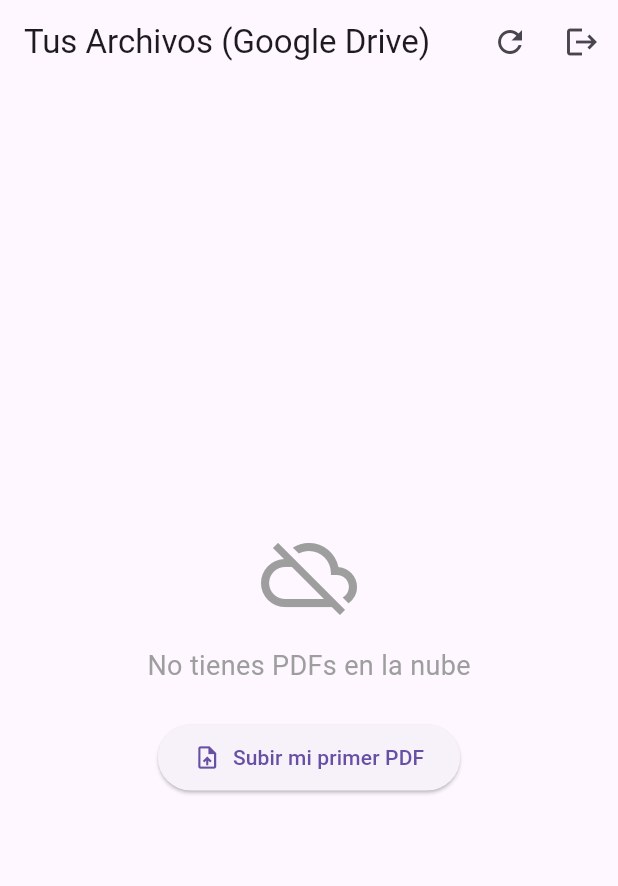
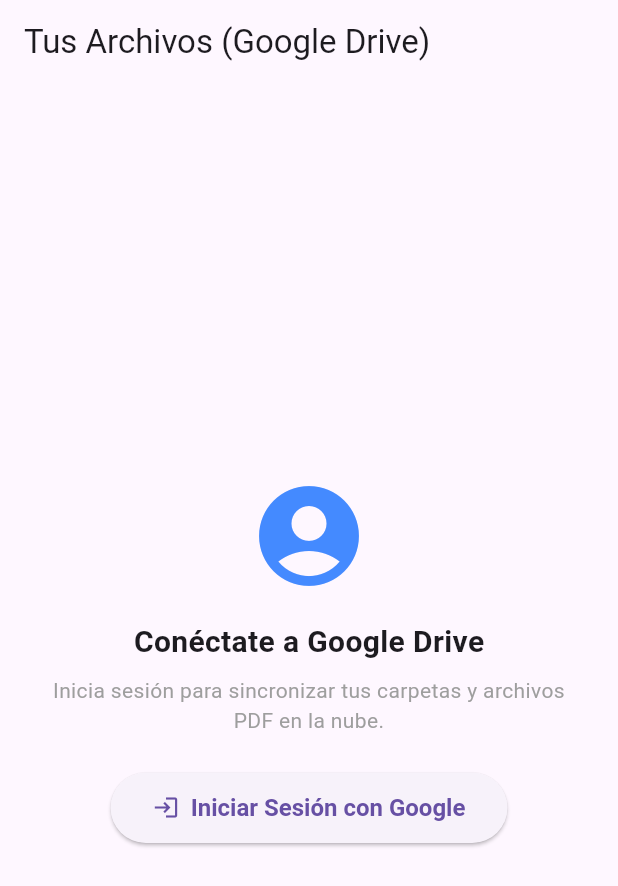
Before and after one commit to TpdeaX/pdf_annotator, a Flutter app: the screen it shows after launch, on a phone screen of 412 x 824 dp. Shown: the top 886 px of the screen. Run offline on Flutter 3.47's test engine with Material 3 defaults, Android fonts, the light colour scheme and no system bars; our stand-ins replace file_picker, flutter_dotenv, google_sign_in, isar, shared_preferences; missing offline and left inert: googleapis, pdfrx; accounts and stored records are empty; generated files the repository leaves out were written again.

Commit message:
Add silent sign in auto-session recovery and dedicated PDF Annotator Drive folder

```diff
--- a/lib/ui/home_page.dart
+++ b/lib/ui/home_page.dart
@@ -26,9 +26,9 @@
     _initDrive();
   }
 
-  Future<void> _initDrive() async {
+  Future<void> _initDrive({bool interactive = false}) async {
     setState(() => _isLoading = true);
-    final client = await _authService.getAuthenticatedClient();
+    final client = await _authService.getAuthenticatedClient(interactive: interactive);
     if (client != null) {
       _driveService = DriveService(client);
       await _loadFiles();
@@ -47,6 +47,11 @@
   }
 
   Future<void> _pickAndUploadFile() async {
+    if (_driveService == null) {
+      await _initDrive(interactive: true);
+    }
+    if (_driveService == null) return;
+
     FilePickerResult? result = await FilePicker.pickFiles(
       type: FileType.custom,
       allowedExtensions: ['pdf'],
@@ -54,11 +59,6 @@
     );
 
     if (result != null && result.files.single.bytes != null) {
-      if (_driveService == null) {
-        await _initDrive();
-      }
-      if (_driveService == null) return;
-
       setState(() => _isLoading = true);
 
       final fileBytes = result.files.single.bytes!;
@@ -107,37 +107,82 @@
 
   @override
   Widget build(BuildContext context) {
+    final user = _authService.currentUser;
+
     return Scaffold(
       appBar: AppBar(
         title: const Text('Tus Archivos (Google Drive)'),
         actions: [
+          if (_driveService != null)
             IconButton(
               icon: const Icon(Icons.refresh),
               onPressed: _loadFiles,
             ),
+          if (user != null)
             IconButton(
               icon: const Icon(Icons.logout),
+              tooltip: 'Cerrar Sesión',
               onPressed: () async {
                 await _authService.signOut();
                 setState(() {
                   _driveService = null;
                   _files = [];
                 });
-              _initDrive();
               },
             ),
         ],
       ),
       body: _isLoading
           ? const Center(child: CircularProgressIndicator())
+          : _driveService == null
+              ? Center(
+                  child: Column(
+                    mainAxisAlignment: MainAxisAlignment.center,
+                    children: [
+                      const Icon(Icons.account_circle, size: 80, color: Colors.blueAccent),
+                      const SizedBox(height: 16),
+                      const Text(
+                        'Conéctate a Google Drive',
+                        style: TextStyle(fontSize: 20, fontWeight: FontWeight.bold),
+                      ),
+                      const SizedBox(height: 8),
+                      const Padding(
+                        padding: EdgeInsets.symmetric(horizontal: 32),
+                        child: Text(
+                          'Inicia sesión para sincronizar tus carpetas y archivos PDF en la nube.',
+                          textAlign: TextAlign.center,
+                          style: TextStyle(color: Colors.grey),
+                        ),
+                      ),
+                      const SizedBox(height: 24),
+                      ElevatedButton.icon(
+                        onPressed: () => _initDrive(interactive: true),
+                        icon: const Icon(Icons.login),
+                        label: const Text('Iniciar Sesión con Google'),
+                        style: ElevatedButton.styleFrom(
+                          padding: const EdgeInsets.symmetric(horizontal: 28, vertical: 14),
+                          textStyle: const TextStyle(fontSize: 16, fontWeight: FontWeight.bold),
+                        ),
+                      ),
+                    ],
+                  ),
+                )
               : _files.isEmpty
                   ? Center(
                       child: Column(
                         mainAxisAlignment: MainAxisAlignment.center,
                         children: [
-                      const Icon(Icons.cloud_off, size: 64, color: Colors.grey),
+                          const Icon(Icons.folder_open, size: 64, color: Colors.grey),
                           const SizedBox(height: 16),
-                      const Text('No tienes PDFs en la nube', style: TextStyle(fontSize: 18, color: Colors.grey)),
+                          const Text(
+                            'La carpeta "PDF Annotator" está vacía',
+                            style: TextStyle(fontSize: 18, color: Colors.grey, fontWeight: FontWeight.w600),
+                          ),
+                          const SizedBox(height: 8),
+                          const Text(
+                            'Sube un PDF para comenzar a leer y anotar.',
+                            style: TextStyle(color: Colors.grey),
+                          ),
                           const SizedBox(height: 24),
                           ElevatedButton.icon(
                             onPressed: _pickAndUploadFile,
@@ -168,7 +213,7 @@
                         );
                       },
                     ),
-      floatingActionButton: _files.isNotEmpty && !_isLoading
+      floatingActionButton: _driveService != null && _files.isNotEmpty && !_isLoading
           ? FloatingActionButton(
               onPressed: _pickAndUploadFile,
               child: const Icon(Icons.add),
```
Also changed, not shown: lib/services/auth_service.dart (+19 -2 lines), lib/services/drive_service.dart (+39 -2 lines). Lines whose indentation alone changed are shown as unchanged.
